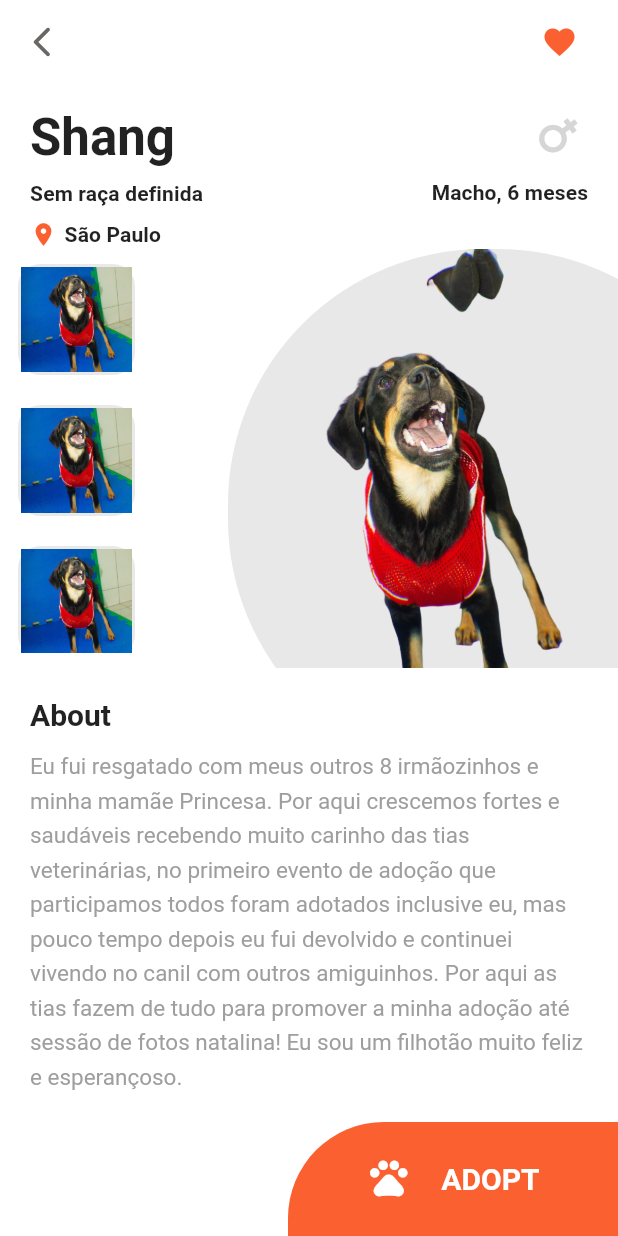
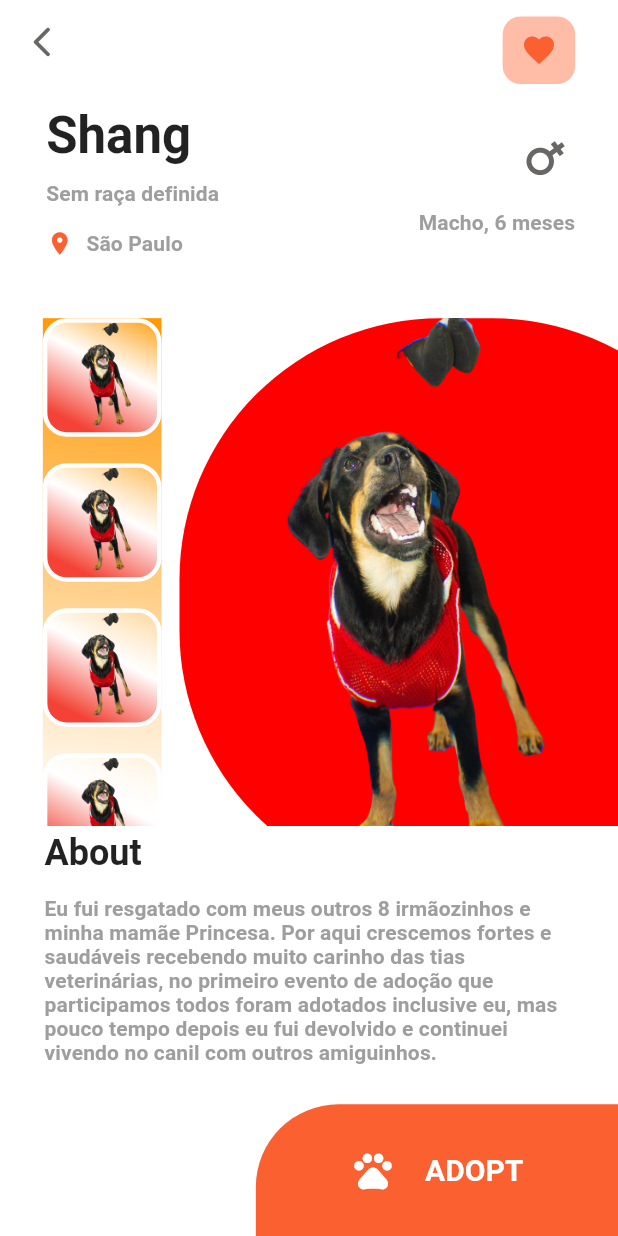
Before and after one commit to JesseFuzz/challenge_2, a Flutter app: the DetailsPage screen opened directly with sample values from the repository, on a phone screen of 412 x 824 dp. Run offline on Flutter 3.47's test engine with Material 2 defaults, Android fonts, the phone set to English and light mode, and no system bars; our stand-ins replace google_fonts.

Commit message:
organizei responsividade, theme, e slivers

```diff
--- a/lib/app/theme/theme_data.dart
+++ b/lib/app/theme/theme_data.dart
@@ -29,7 +29,7 @@ class PetThemeData {
         subtitle2: TextStyle(
           fontSize: 14,
           fontWeight: FontWeight.bold,
-          color: Colors.black87,
+          color: Colors.grey,
         ),
       ),
     ),
--- a/lib/data/pet_mock.dart
+++ b/lib/data/pet_mock.dart
@@ -4,7 +4,7 @@ class PetMock {
   List<PetModel> dummyPets = [
     PetModel(
         // backgroundColor: BackgroundColor.yellow,
-        color: 'E8E8E8',
+        color: 'FF0000',
         name: 'Shang',
         breed: 'Sem raça definida',
         sex: 'Macho, ',
@@ -13,10 +13,10 @@ class PetMock {
         imageAssetPng: 'assets/shang.png',
         location: 'São Paulo',
         about:
-            'Eu fui resgatado com meus outros 8 irmãozinhos e minha mamãe Princesa. Por aqui crescemos fortes e saudáveis recebendo muito carinho das tias veterinárias, no primeiro evento de adoção que participamos todos foram adotados inclusive eu, mas pouco tempo depois eu fui devolvido e continuei vivendo no canil com outros amiguinhos. Por aqui as tias fazem de tudo para promover a minha adoção até sessão de fotos natalina! Eu sou um filhotão muito feliz e esperançoso. '),
+            'Eu fui resgatado com meus outros 8 irmãozinhos e minha mamãe Princesa. Por aqui crescemos fortes e saudáveis recebendo muito carinho das tias veterinárias, no primeiro evento de adoção que participamos todos foram adotados inclusive eu, mas pouco tempo depois eu fui devolvido e continuei vivendo no canil com outros amiguinhos.'),
     PetModel(
         // backgroundColor: BackgroundColor.blue,
-        color: 'E8E8E8',
+        color: '2F4F4F',
         name: 'Esmeralda',
         breed: 'Sem raça definida',
         sex: 'Fêmea, ',
@@ -25,10 +25,10 @@ class PetMock {
         imageAssetPng: 'assets/esmeralda.png',
         location: 'São Paulo',
         about:
-            'A minha história é parecida com a da gatinha Mariane, fui abandonada com meus 5 filhotes recém nascidos. Assim que cheguei no hospital do ILM fiquei mais tranquila em saber que minhas crianças estariam seguras, eu também recebi todos os cuidados que precisava, fui castrada, vermifugada, vacinada e hoje estou por aqui aguardando pelo meu final feliz. Sei que o abrigo é apenas um local de passagem e que o meu lugar mesmo é dentro do abraço quentinho dos meus futuros adotantes!'),
+            'A minha história é parecida com a da Mariane, fui abandonada com meus 5 filhotes recém nascidos. Assim que cheguei no hospital do ILM fiquei mais tranquila em saber que minhas crianças estariam seguras, eu também recebi todos os cuidados que precisava, fui castrada, vermifugada, vacinada e estou aguardando meu final feliz.'),
     PetModel(
         // backgroundColor: BackgroundColor.green,
-        color: 'E8E8E8',
+        color: 'F0E68C',
         name: 'Lujan',
         breed: 'Sem raça definida',
         sex: 'Macho, ',
@@ -37,10 +37,10 @@ class PetMock {
         imageAssetPng: 'assets/lujan.png',
         location: 'São Paulo',
         about:
-            'Eu participei do maior resgate do ILM no ano de 2022! No primeiro dia foram mais 30 cães de raça salvos de um canil clandestino e no segundo dia teve outra ação só que na casa da dona do canil, foi ai que eu conheci pela primeira vez vida o que é respeito e amor pelos animais. Assim que dei entrada no hospital as veterinárias observaram que eu estava mancando, e com muito cuidado e tratamento eu me recuperei rapidinho e logo fui adotado... para a minha surpresa, 7 meses depois eu fui devolvido e retornei para o abrigo, não entendi o que aconteceu foi ai que me disseram que tenho ansiedade por separação. Sei que não é o fim para mim, basta encontrar uma nova família que entenda as minhas necessidades e que esteja disposta a criar uma linda história de amor comigo.'),
+            'Eu participei do maior resgate do ILM no ano de 2022! No primeiro dia foram mais 30 cães de raça salvos de um canil clandestino e no segundo dia teve outra ação só que na casa da dona do canil, foi ai que eu conheci pela primeira vez vida o que é respeito e amor pelos animais. '),
     PetModel(
         // backgroundColor: BackgroundColor.orange,
-        color: 'E8E8E8',
+        color: 'FFFF00',
         name: 'Lexa',
         breed: 'Sem raça definida',
         sex: 'Fêmea, ',
@@ -49,10 +49,10 @@ class PetMock {
         imageAssetPng: 'assets/lexa.png',
         location: 'São Paulo',
         about:
-            'Eu vivia num ambiente completamente insalubre, pediram ajuda para a tia Luisa Mell após verem a minha situação de magreza extrema e ainda amamentando meus 4 filhotes. Assim que fui resgatada entendi o que era amor, recebi atenção, cuidados e alimentação digna, fui ganhando peso até ficar saudável e pronta para adoção. Alguns dos meu filhos foram adotados e estão crescendo felizes com suas famílias, mas eu ainda espero uma chance por aqui. Sou bem boazinha, adoro um carinho e tenho um charme único que é ter um dos olhos azuis e outro castanho.'),
+            'Eu vivia num ambiente completamente insalubre, pediram ajuda para a tia Luisa Mell após verem a minha situação de magreza extrema e ainda amamentando meus 4 filhotes. '),
     PetModel(
         // backgroundColor: BackgroundColor.pink,
-        color: 'E8E8E8',
+        color: '00FF7F',
         name: 'França',
         breed: 'Bull Terrier',
         sex: 'Fêmea, ',
@@ -61,10 +61,10 @@ class PetMock {
         imageAssetPng: 'assets/franca.png',
         location: 'São Paulo',
         about:
-            'Eu fui resgatada do mesmo triste lugar que os outros bull terriers, era um canil clandestino de raças, vivíamos no meio da sujeira e bagunça. Cheguei no hospital do ILM com alterações de pele, secreção nos olhos, doença do carrapato e diversos machucados pelo corpo. Apesar disso, sempre confiei nas veterinárias e sou uma garota muito otimista! Sei que terei um lindo futuro pela frente com uma família que irá me amar e proteger. Será que hoje é o meu grande dia da sorte?'),
+            'Eu fui resgatada do mesmo triste lugar que os outros bull terriers, era um canil clandestino de raças, vivíamos no meio da sujeira e bagunça. Cheguei no hospital do ILM com alterações de pele, secreção nos olhos, doença do carrapato e diversos machucados pelo corpo. '),
     PetModel(
         // backgroundColor: BackgroundColor.purple,
-        color: 'E8E8E8',
+        color: '00FFFF',
         name: 'Nala',
         breed: 'Sharpei',
         sex: 'Macho, ',
@@ -73,6 +73,6 @@ class PetMock {
         imageAssetPng: 'assets/nala.png',
         location: 'São Paulo',
         about:
-            'Uma moça me achou na rua depois de ter sido atropelada e deixada para trás. Ela me levou em um veterinário e lá descobriu que eu estava com infecção grave no meu útero, além de ter quebrado meu quadril por causa do acidente. Neste lugar tiveram que me operar de emergência e tirar meu útero, mas essa tia amiga que me resgatou não tinha mais condições de cuidar de mim e por isso pediu ajuda para o pessoal do abrigo. Aqui me recuperei da cirurgia, fiquei em repouso por muito tempo para meus ossinhos do quadril colarem, tomei bastante remédio e recebi muitos mimos! Agora estou prontinha para mostrar como estou totalmente recuperada e cheia de amor para dar!'),
+            'Uma moça me achou na rua depois de ter sido atropelada e deixada para trás. Ela me levou em um veterinário e lá descobriu que eu estava com infecção grave no meu útero, além de ter quebrado meu quadril por causa do acidente. '),
   ];
 }
--- a/lib/pages/details_page/components/details_page_about.dart
+++ b/lib/pages/details_page/components/details_page_about.dart
@@ -13,29 +13,27 @@ class DetailsPageAbout extends StatefulWidget {
 class _DetailsPageAboutState extends State<DetailsPageAbout> {
   @override
   Widget build(BuildContext context) {
+    final screenSize = MediaQuery.of(context).size;
     return Container(
-      padding: const EdgeInsets.all(20),
+      padding: EdgeInsets.only(
+        left: screenSize.width * 0.072, //26
+        right: screenSize.width * 0.08, //30
+        bottom: screenSize.width * 0.064, //24
+        top: screenSize.width * 0.010, //4
+      ),
       child: Column(
         crossAxisAlignment: CrossAxisAlignment.start,
         children: [
-          const Text(
+          Text(
             'About',
-            style: TextStyle(
-              fontSize: 20,
-              fontWeight: FontWeight.bold,
-              color: Colors.black87,
-            ),
+            style: Theme.of(context).textTheme.headline5,
           ),
-          const SizedBox(
-            height: 10,
+          SizedBox(
+            height: screenSize.width * 0.037, //14
           ),
           Text(
             widget.petModel.about,
-            style: const TextStyle(
-              fontSize: 15,
-              color: Colors.grey,
-              height: 1.5,
-            ),
+            style: Theme.of(context).textTheme.subtitle2,
           ),
         ],
       ),
--- a/lib/pages/details_page/components/details_page_app_bar.dart
+++ b/lib/pages/details_page/components/details_page_app_bar.dart
@@ -5,6 +5,7 @@ class DetailsPageAppBar extends StatelessWidget {
 
   @override
   Widget build(BuildContext context) {
+    final screenSize = MediaQuery.of(context).size;
     return AppBar(
       backgroundColor: Theme.of(context).appBarTheme.backgroundColor,
       elevation: 0,
@@ -19,7 +20,16 @@ class DetailsPageAppBar extends StatelessWidget {
       ),
       actions: [
         Container(
-          margin: const EdgeInsets.only(right: 15),
+          height: screenSize.width * (44 / 375),
+          width: screenSize.width * (44 / 375),
+          decoration: BoxDecoration(
+            color: Colors.deepOrange.withOpacity(0.4),
+            borderRadius: BorderRadius.circular(12),
+          ),
+          margin: EdgeInsets.only(
+            right: screenSize.width * (26 / 375),
+            top: screenSize.width * (10 / 375),
+          ),
           child: IconButton(
             onPressed: () {},
             icon: Icon(
--- a/lib/pages/details_page/components/details_page_header.dart
+++ b/lib/pages/details_page/components/details_page_header.dart
@@ -13,10 +13,13 @@ class DetailsPageHeader extends StatefulWidget {
 class _DetailsPageHeaderState extends State<DetailsPageHeader> {
   @override
   Widget build(BuildContext context) {
-    // final petModel = ModalRoute.of(context)?.settings.arguments as PetModel;
-
+    // final petModel = ModalRoute.of(context)!.settings.arguments! as PetModel;
+    final screenSize = MediaQuery.of(context).size;
     return Container(
-      padding: const EdgeInsets.only(left: 20, right: 20),
+      padding: EdgeInsets.only(
+        left: screenSize.width * (28 / 375),
+        right: screenSize.width * (26 / 375),
+      ),
       child: Row(
         mainAxisAlignment: MainAxisAlignment.spaceBetween,
         children: [
@@ -27,15 +30,15 @@ class _DetailsPageHeaderState extends State<DetailsPageHeader> {
                 widget.petModel.name,
                 style: Theme.of(context).textTheme.headline4,
               ),
-              const SizedBox(
-                height: 10,
+              SizedBox(
+                height: screenSize.width * (10 / 375),
               ),
               Text(
                 widget.petModel.breed,
                 style: Theme.of(context).textTheme.subtitle2,
               ),
-              const SizedBox(
-                height: 10,
+              SizedBox(
+                height: screenSize.width * (15 / 375),
               ),
               Row(
                 children: [
@@ -46,8 +49,8 @@ class _DetailsPageHeaderState extends State<DetailsPageHeader> {
                         color: Theme.of(context).colorScheme.primary,
                         size: 18,
                       ),
-                      const SizedBox(
-                        width: 5,
+                      SizedBox(
+                        width: screenSize.width * (8 / 375),
                       ),
                       Text(
                         widget.petModel.location,
@@ -64,17 +67,18 @@ class _DetailsPageHeaderState extends State<DetailsPageHeader> {
             children: [
               Transform.rotate(
                 angle: 180,
-                child: Icon(Icons.female, color: Colors.grey[350], size: 40),
+                child: Icon(
+                  Icons.female,
+                  color: Theme.of(context).colorScheme.secondary,
+                  size: 40,
+                ),
               ),
-              const SizedBox(
-                height: 10,
+              SizedBox(
+                height: screenSize.width * (14 / 375),
               ),
               Text(
                 widget.petModel.sex + widget.petModel.age,
                 style: Theme.of(context).textTheme.subtitle2,
-              ),
-              const SizedBox(
-                height: 30,
               ),
             ],
           )
--- a/lib/pages/details_page/components/details_page_photos.dart
+++ b/lib/pages/details_page/components/details_page_photos.dart
@@ -42,36 +42,59 @@ class _DetailsPagePhotosState extends State<DetailsPagePhotos> {
 
   @override
   Widget build(BuildContext context) {
+    final screenSize = MediaQuery.of(context).size;
     return Expanded(
       child: Row(
         crossAxisAlignment: CrossAxisAlignment.start,
         children: [
           Container(
-            padding: const EdgeInsets.all(10),
-            width: 100,
-            height: 350,
-            // color: Colors.black,
+            width: screenSize.width * (72 / 375),
+            height: screenSize.width * (338 / 375),
+            margin: EdgeInsets.only(
+              left: screenSize.width * (26 / 375),
+            ),
+            decoration: const BoxDecoration(
+              gradient: LinearGradient(
+                colors: [
+                  // Color.fromARGB(0, 255, 255, 255),
+                  Colors.white,
+                  Colors.orange
+                ],
+                begin: Alignment.bottomCenter,
+                end: Alignment.topRight,
+              ),
+            ),
             child: ListView.builder(
-              itemCount: 10,
+              itemCount: 6,
               itemBuilder: (BuildContext context, int index) {
                 return Container(
-                  margin: const EdgeInsets.only(
-                    left: 2,
-                    bottom: 20,
+                  height: screenSize.width * (72 / 375),
+                  margin: EdgeInsets.only(
+                    bottom: screenSize.width * (16 / 375),
+                    // top: screenSize.width * (36 / 375),
                   ),
                   decoration: BoxDecoration(
+                    gradient: const LinearGradient(
+                      colors: [
+                        Color.fromARGB(0, 255, 255, 255),
+                        Colors.white,
+                        Colors.red
+                      ],
+                      begin: Alignment.topRight,
+                      end: Alignment.bottomCenter,
+                    ),
                     border: Border.all(
-                      width: 2,
-                      color: const Color(0xFFE9E9E9),
+                      width: 3,
+                      color: Theme.of(context).backgroundColor,
                     ),
-                    color: Colors.white,
-                    borderRadius: BorderRadius.circular(15),
+                    color: Theme.of(context).primaryColor,
+                    borderRadius: BorderRadius.circular(16),
                   ),
                   child: Image(
-                    height: 70,
-                    width: 50,
-                    fit: BoxFit.cover,
-                    image: AssetImage(widget.petModel.imageAssetPath),
+                    height: screenSize.width * 0.192, //72
+                    width: screenSize.width * 0.192,
+                    fit: BoxFit.fitHeight,
+                    image: AssetImage(widget.petModel.imageAssetPng),
                   ),
                 );
               },
@@ -83,18 +106,18 @@ class _DetailsPagePhotosState extends State<DetailsPagePhotos> {
                 Positioned(
                   right: -90,
                   child: Container(
-                    width: 350,
-                    height: 350,
+                    width: screenSize.width * 0.928, //348
+                    height: screenSize.width * 0.928,
                     decoration: BoxDecoration(
                       color: Color(int.parse('0xFF${widget.petModel.color}')),
                       // convertColor(widget.petModel.backgroundColor),
-                      borderRadius: BorderRadius.circular(170),
+                      borderRadius: BorderRadius.circular(174),
                     ),
                     child: Image.asset(
                       widget.petModel.imageAssetPng,
                       alignment: Alignment.bottomLeft,
-                      width: 500,
-                      height: 500,
+                      width: screenSize.width * (348 / 375),
+                      height: screenSize.width * (348 / 375),
                     ),
                   ),
                 ),
--- a/lib/pages/details_page/components/detais_page_adopt_button.dart
+++ b/lib/pages/details_page/components/detais_page_adopt_button.dart
@@ -5,14 +5,14 @@ class DetailsPageAdoptButton extends StatelessWidget {
 
   @override
   Widget build(BuildContext context) {
+    final screenSize = MediaQuery.of(context).size;
     return Container(
-      height: 76,
-      width: 220,
-      padding: const EdgeInsets.symmetric(vertical: 20),
+      height: screenSize.width * 0.213, //80
+      width: screenSize.width * 0.586, //220
       decoration: BoxDecoration(
         color: Theme.of(context).colorScheme.primary,
         borderRadius: const BorderRadius.only(
-          topLeft: Radius.circular(64),
+          topLeft: Radius.circular(55),
         ),
       ),
       alignment: Alignment.center,
@@ -20,24 +20,22 @@ class DetailsPageAdoptButton extends StatelessWidget {
         //alignment: Alignment.center,
         child: Row(
           mainAxisSize: MainAxisSize.min,
-          children: const [
-            Padding(
-              padding: EdgeInsets.only(bottom: 2),
-              child: Icon(
-                Icons.pets,
-                color: Colors.white,
-                size: 30,
-              ),
+          children: [
+            Icon(
+              Icons.pets,
+              color: Theme.of(context).primaryColor,
+              size: 30,
             ),
             SizedBox(
-              width: 20,
+              width: screenSize.width * 0.048, //18
             ),
             Text(
               'ADOPT',
+              //mantive pois é a única com fonte branca e o resto é black e grey
               style: TextStyle(
                 fontSize: 20,
                 fontWeight: FontWeight.bold,
-                color: Colors.white,
+                color: Theme.of(context).primaryColor,
               ),
               textAlign: TextAlign.center,
             ),
--- a/lib/pages/details_page/details_page.dart
+++ b/lib/pages/details_page/details_page.dart
@@ -3,7 +3,6 @@ import 'package:desafio_2/pages/details_page/components/details_page_app_bar.dar
 import 'package:desafio_2/pages/details_page/components/details_page_header.dart';
 import 'package:desafio_2/pages/details_page/components/details_page_photos.dart';
 import 'package:flutter/material.dart';
-
 import '../../data/pet_mock.dart';
 import '../../models/pet_model.dart';
 import 'components/detais_page_adopt_button.dart';
@@ -23,6 +22,7 @@ class _DetailsPageState extends State<DetailsPage> {
     // if (petModel != null) {
     //   pet = petModel as PetModel;
     final petModel = ModalRoute.of(context)!.settings.arguments! as PetModel;
+    final screenSize = MediaQuery.of(context).size;
 
     return Scaffold(
       backgroundColor: Theme.of(context).primaryColor,
@@ -33,6 +33,9 @@ class _DetailsPageState extends State<DetailsPage> {
       body: Column(
         children: [
           DetailsPageHeader(petModel: petModel),
+          SizedBox(
+            height: screenSize.width * (37 / 375),
+          ),
           DetailsPagePhotos(petModel: petModel, petMock: PetMock()),
           DetailsPageAbout(petModel: petModel),
           const Align(
--- a/lib/pages/home_page/components/app_bar.dart
+++ b/lib/pages/home_page/components/app_bar.dart
@@ -4,10 +4,11 @@ import 'package:flutter/material.dart';
 class MyAppBar extends StatelessWidget implements PreferredSizeWidget {
   const MyAppBar({super.key});
   @override
-  Size get preferredSize => const Size.fromHeight(100);
+  Size get preferredSize => const Size.fromHeight(105);
 
   @override
   Widget build(BuildContext context) {
+    final screenSize = MediaQuery.of(context).size;
     return SafeArea(
       child: Row(
         mainAxisAlignment: MainAxisAlignment.spaceAround,
@@ -26,7 +27,7 @@ class MyAppBar extends StatelessWidget implements PreferredSizeWidget {
                 'Location',
                 style: Theme.of(context).textTheme.subtitle2,
               ),
-              const SizedBox(height: 5),
+              SizedBox(height: screenSize.width * 0.0213), //8
               Text(
                 'São Paulo, Brasil',
                 style: Theme.of(context).textTheme.headline5,
```
Also changed, not shown: lib/pages/home_page/components/filter_button_component.dart (deleted, +0 -80 lines), lib/pages/home_page/components/filter_button_sliver.dart (added, +85 -0 lines), lib/pages/home_page/components/pet_item_list_component.dart (deleted, +0 -127 lines), lib/pages/home_page/components/pet_list_sliver.dart (+35 -22 lines), lib/pages/home_page/my_home_page.dart (+4 -5 lines).
